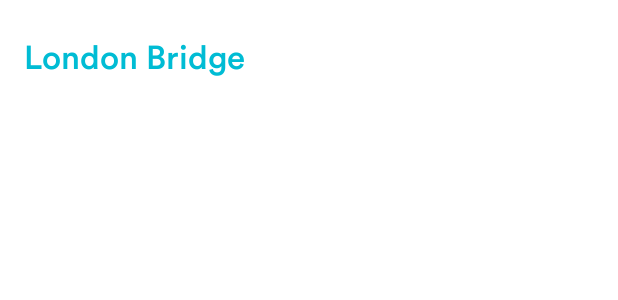
After one commit to charlie-niekirk/TrainTimes, an Android app: the layout fragment_service_detail.xml on its own in the app's theme, with its tools: preview values and no code run, on a phone screen of 412 x 824 dp. The commit adds this screen. Shown: the top 300 px of the screen. Run offline under Robolectric (Android 15) with nearby library versions, the phone set to English and light mode, and no system bars.

Commit message:
Almost finished ServiceDetails

```diff
--- a/app/build.gradle
+++ b/app/build.gradle
@@ -25,7 +25,7 @@
     }
     buildTypes {
         release {
-            minifyEnabled false
+            minifyEnabled true
             proguardFiles getDefaultProguardFile('proguard-android-optimize.txt'), 'proguard-rules.pro'
         }
     }
--- a/app/src/main/java/com/cniekirk/traintimes/data/remote/NREService.kt
+++ b/app/src/main/java/com/cniekirk/traintimes/data/remote/NREService.kt
@@ -3,6 +3,8 @@
 import com.cniekirk.traintimes.model.getdepboard.req.Envelope
 import com.cniekirk.traintimes.model.getdepboard.res.GetDepBoardSoapEnvelope
 import com.cniekirk.traintimes.model.servicedetails.ServiceDetails
+import com.cniekirk.traintimes.model.servicedetails.req.ServiceDetailsEnvelope
+import com.cniekirk.traintimes.model.servicedetails.res.GetServiceDetailsSoapEnvelope
 import retrofit2.Call
 import retrofit2.http.Body
 import retrofit2.http.Headers
@@ -18,7 +20,7 @@
     @POST("/OpenLDBWS/ldb11.asmx")
     @Headers(
         "Content-Type: text/xml",
-        "SOAPAction: http://thalesgroup.com/RTTI/2015-05-14/ldb/GetServiceDetails"
+        "SOAPAction: http://thalesgroup.com/RTTI/2012-01-13/ldb/GetServiceDetails"
     )
-    fun getServiceDetails(@Body body: Envelope): Call<ServiceDetails>
+    fun getServiceDetails(@Body body: ServiceDetailsEnvelope): Call<GetServiceDetailsSoapEnvelope>
 }
--- a/app/src/main/java/com/cniekirk/traintimes/di/ViewModelModule.kt
+++ b/app/src/main/java/com/cniekirk/traintimes/di/ViewModelModule.kt
@@ -3,6 +3,7 @@
 import androidx.lifecycle.ViewModel
 import androidx.lifecycle.ViewModelProvider
 import com.cniekirk.traintimes.ui.main.HomeViewModel
+import com.cniekirk.traintimes.ui.main.ServiceDetailViewModel
 import com.cniekirk.traintimes.ui.nearby.NearbyViewModel
 import com.cniekirk.traintimes.vm.AppViewModelFactory
 import dagger.Binds
@@ -23,6 +24,11 @@
     abstract fun bindNearbyViewModel(nearbyViewModel: NearbyViewModel): ViewModel
 
     @Binds
+    @IntoMap
+    @ViewModelKey(ServiceDetailViewModel::class)
+    abstract fun bindServiceDetailViewModel(serviceDetailViewModel: ServiceDetailViewModel): ViewModel
+
+    @Binds
     abstract fun bindViewModelFactory(appViewModelFactory: AppViewModelFactory): ViewModelProvider.Factory
 
 }
--- a/app/src/main/java/com/cniekirk/traintimes/domain/usecase/GetServiceDetailsUseCase.kt
+++ b/app/src/main/java/com/cniekirk/traintimes/domain/usecase/GetServiceDetailsUseCase.kt
@@ -1,11 +1,11 @@
 package com.cniekirk.traintimes.domain.usecase
 
-import com.cniekirk.traintimes.model.servicedetails.ServiceDetails
+import com.cniekirk.traintimes.model.servicedetails.res.GetServiceDetailsResult
 import com.cniekirk.traintimes.repo.NreRepository
 import javax.inject.Inject
 
 class GetServiceDetailsUseCase @Inject constructor(private val nreRepository: NreRepository)
-    :BaseUseCase<ServiceDetails, String>() {
+    :BaseUseCase<GetServiceDetailsResult, String>() {
 
     override suspend fun run(params: String) = nreRepository.getServiceDetails(params)
 
--- a/app/src/main/java/com/cniekirk/traintimes/model/getdepboard/res/Service.kt
+++ b/app/src/main/java/com/cniekirk/traintimes/model/getdepboard/res/Service.kt
@@ -6,14 +6,16 @@
 
 @Xml(name = "lt7:service")
 data class Service(
-    @PropertyElement(name = "lt4:std") val scheduledDeparture: String,
+    @PropertyElement(name = "lt4:std") val scheduledDeparture: String?,
     @PropertyElement(name = "lt4:etd") val estimatedDeparture: String?,
     @PropertyElement(name = "lt4:platform") val platform: String?,
     @PropertyElement(name = "lt4:operator") val operator: String,
     @PropertyElement(name = "lt4:operatorCode") val operatorCode: String,
     @PropertyElement(name = "lt4:serviceType") val serviceType: String,
     @PropertyElement(name = "lt4:serviceID") val serviceID: String,
+    @PropertyElement(name = "lt4:length") val length: String?,
     @Element val origin: Origin,
     @Element val destination: Destination,
-    @Element val subsequentCallingPoints: SubsequentCallingPoints
+    @Element val subsequentCallingPoints: SubsequentCallingPoints?,
+    @Element val previousCallingPoints: PreviousCallingPoints?
 )
--- a/app/src/main/java/com/cniekirk/traintimes/model/servicedetails/req/Body.kt
+++ b/app/src/main/java/com/cniekirk/traintimes/model/servicedetails/req/ServiceDetailsBody.kt
@@ -1,10 +1,9 @@
 package com.cniekirk.traintimes.model.servicedetails.req
 
-import com.cniekirk.traintimes.model.getdepboard.req.GetDepBoardWithDetailsRequest
 import com.tickaroo.tikxml.annotation.Element
 import com.tickaroo.tikxml.annotation.Xml
 
 @Xml(name = "v:Body")
-data class Body(
+data class ServiceDetailsBody(
     @Element val getServiceDetailsRequest: GetServiceDetailsRequest
 )
--- a/app/src/main/java/com/cniekirk/traintimes/repo/NreRepository.kt
+++ b/app/src/main/java/com/cniekirk/traintimes/repo/NreRepository.kt
@@ -4,11 +4,12 @@
 import com.cniekirk.traintimes.domain.Failure
 import com.cniekirk.traintimes.model.getdepboard.res.GetStationBoardResult
 import com.cniekirk.traintimes.model.servicedetails.ServiceDetails
+import com.cniekirk.traintimes.model.servicedetails.res.GetServiceDetailsResult
 
 interface NreRepository {
 
     fun getDeparturesAtStation(station: String, destination: String): Either<Failure, GetStationBoardResult>
 
-    fun getServiceDetails(serviceId: String): Either<Failure, ServiceDetails>
+    fun getServiceDetails(serviceId: String): Either<Failure, GetServiceDetailsResult>
 
 }
--- /dev/null
+++ b/app/src/main/res/layout/fragment_service_detail.xml
@@ -0,0 +1,31 @@
+<?xml version="1.0" encoding="utf-8"?>
+<androidx.constraintlayout.motion.widget.MotionLayout xmlns:android="http://schemas.android.com/apk/res/android"
+    android:layout_width="match_parent"
+    android:layout_height="match_parent"
+    xmlns:app="http://schemas.android.com/apk/res-auto"
+    xmlns:tools="http://schemas.android.com/tools">
+
+    <ImageView
+        android:id="@+id/operator_icon"
+        android:layout_width="wrap_content"
+        android:layout_height="wrap_content"
+        app:layout_constraintStart_toStartOf="parent"
+        app:layout_constraintTop_toTopOf="parent"
+        android:layout_marginTop="16dp"
+        android:layout_marginStart="16dp" />
+
+    <com.google.android.material.textview.MaterialTextView
+        android:id="@+id/service_destination"
+        android:layout_width="wrap_content"
+        android:layout_height="wrap_content"
+        app:layout_constraintTop_toBottomOf="@id/operator_icon"
+        app:layout_constraintStart_toStartOf="@id/operator_icon"
+        android:layout_marginTop="8dp"
+        android:fontFamily="@font/circularstd"
+        android:textSize="22sp"
+        android:textColor="@color/colorAccent"
+        tools:text="London Bridge"/>
+
+
+
+</androidx.constraintlayout.motion.widget.MotionLayout>
```
Also changed, not shown: app/src/main/java/com/cniekirk/traintimes/model/getdepboard/res/PreviousCallingPoints.kt (added, +9 -0 lines), app/src/main/java/com/cniekirk/traintimes/model/servicedetails/req/ServiceDetailsEnvelope.kt (added, +16 -0 lines), app/src/main/java/com/cniekirk/traintimes/model/servicedetails/res/GetServiceDetailsResponse.kt (added, +11 -0 lines), app/src/main/java/com/cniekirk/traintimes/model/servicedetails/res/GetServiceDetailsResult.kt (added, +41 -0 lines), app/src/main/java/com/cniekirk/traintimes/model/servicedetails/res/GetServiceDetailsSoapBody.kt (added, +9 -0 lines), app/src/main/java/com/cniekirk/traintimes/model/servicedetails/res/GetServiceDetailsSoapEnvelope.kt (added, +9 -0 lines), app/src/main/java/com/cniekirk/traintimes/repo/NreRepositoryImpl.kt (+17 -7 lines), app/src/main/java/com/cniekirk/traintimes/ui/main/ServiceDetailFragment.kt (+42 -0 lines), app/src/main/java/com/cniekirk/traintimes/ui/main/ServiceDetailViewModel.kt (+10 -0 lines).
